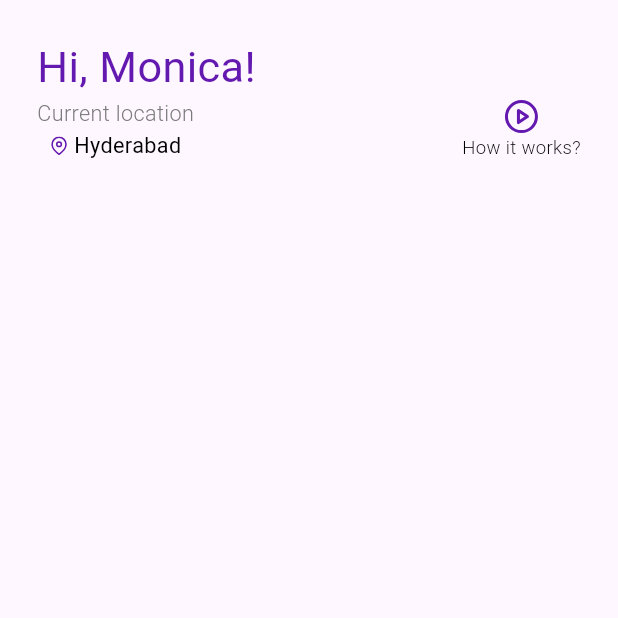
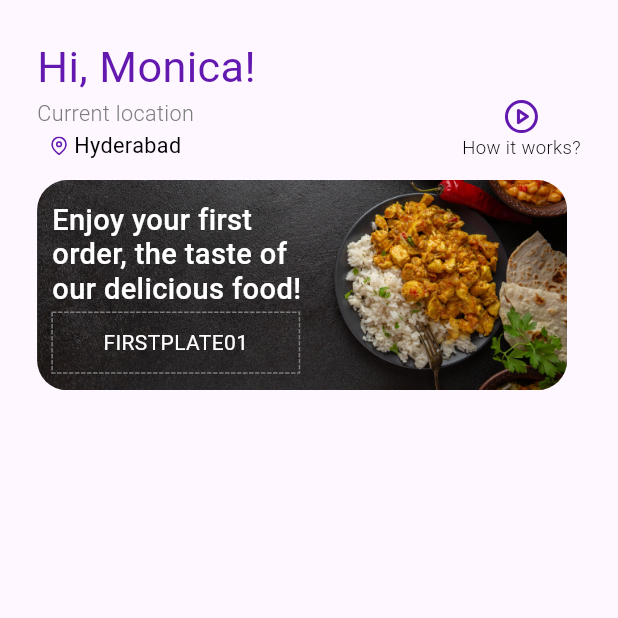
Before and after one commit to Utkarsh4517/craftmyplate-ui, a Flutter app: the HomePage screen opened directly, on a phone screen of 412 x 824 dp, the top half of it. Run offline on Flutter 3.47's test engine with Material 2 defaults, Android fonts, the phone set to English and light mode, and no system bars; drawn by our look-alikes of dotted_border; our stand-ins replace feather_icons, firebase_auth, firebase_core, flutter_svg, shared_preferences, smooth_page_indicator; accounts and stored records are empty; Roboto replaces fonts that are missing (Lexend).

Commit message:
created first listview

```diff
--- a/lib/constants/images.dart
+++ b/lib/constants/images.dart
@@ -5,3 +5,5 @@ const page1svg = "assets/svgs/intro_page1.svg";
 const page2svg = "assets/svgs/intro_page2.svg";
 const page3svg = "assets/svgs/intro_page3.svg";
 const loginPageSvg = "assets/svgs/login_page.svg";
+
+const offer1png = "assets/pngs/offer1.png";
--- a/lib/screens/homepage/homepage.dart
+++ b/lib/screens/homepage/homepage.dart
@@ -1,5 +1,7 @@
 import 'package:craftmyplate/constants/colors.dart';
 import 'package:craftmyplate/constants/constraints.dart';
+import 'package:craftmyplate/constants/images.dart';
+import 'package:craftmyplate/screens/homepage/offer_list_tile.dart';
 import 'package:feather_icons/feather_icons.dart';
 import 'package:flutter/material.dart';
 
@@ -11,6 +13,11 @@ class HomePage extends StatefulWidget {
 }
 
 class _HomePageState extends State<HomePage> {
+  final offerlistTileText = [
+    'Enjoy your first order, the taste of our delicious food!',
+    'Delicious food\nfor happy life'
+  ];
+  final offerListtilePictures = [offer1png, offer1png];
   @override
   Widget build(BuildContext context) {
     return Scaffold(
@@ -101,6 +108,23 @@ class _HomePageState extends State<HomePage> {
                   )
                 ],
               ),
+            ),
+
+            // first horizontal listview
+            SizedBox(
+              height: getScreenWidth(context) * 0.4,
+              child: ListView(
+                scrollDirection: Axis.horizontal,
+                children: const [
+                  OfferListTile(
+                      picture: offer1png,
+                      text:
+                          'Enjoy your first order, the taste of our delicious food!'),
+                  OfferListTile(
+                      picture: offer1png,
+                      text: 'Delicious food\nfor happy life')
+                ],
+              ),
             )
           ],
         ),
--- /dev/null
+++ b/lib/screens/homepage/offer_list_tile.dart
@@ -0,0 +1,72 @@
+import 'package:craftmyplate/constants/colors.dart';
+import 'package:craftmyplate/constants/constraints.dart';
+import 'package:dotted_border/dotted_border.dart';
+import 'package:flutter/material.dart';
+
+class OfferListTile extends StatelessWidget {
+  final String picture;
+  final String text;
+  const OfferListTile({
+    required this.picture,
+    required this.text,
+    super.key,
+  });
+
+  @override
+  Widget build(BuildContext context) {
+    return Container(
+      margin: EdgeInsets.symmetric(
+        horizontal: getScreenWidth(context) * 0.06,
+        vertical: getScreenWidth(context) * 0.03,
+      ),
+      child: ClipRRect(
+        borderRadius: BorderRadius.circular(20),
+        child: Stack(
+          children: [
+            Image.asset(picture),
+            Positioned(
+              top: 15,
+              left: 10,
+              child: Column(
+                crossAxisAlignment: CrossAxisAlignment.start,
+                children: [
+                  SizedBox(
+                    width: getScreenWidth(context) * 0.45,
+                    child: Text(
+                      text,
+                      style: TextStyle(
+                        color: whiteColor,
+                        fontFamily: 'Lexend',
+                        fontSize: getScreenWidth(context) * 0.047,
+                        height: getScreenWidth(context) * 0.0029,
+                        fontWeight: FontWeight.w500,
+                      ),
+                    ),
+                  ),
+                  SizedBox(height: getScreenWidth(context) * 0.01),
+                  DottedBorder(
+                    color: const Color(0xFF7B7B7B),
+                    child: Padding(
+                      padding: EdgeInsets.all(getScreenWidth(context) * 0.02)
+                          .copyWith(
+                        left: getScreenWidth(context) * 0.06,
+                        right: getScreenWidth(context) * 0.06,
+                      ),
+                      child: const Text(
+                        '  FIRSTPLATE01  ',
+                        style: TextStyle(
+                            color: whiteColor,
+                            fontFamily: 'Lexend',
+                            fontWeight: FontWeight.w400),
+                      ),
+                    ),
+                  ),
+                ],
+              ),
+            ),
+          ],
+        ),
+      ),
+    );
+  }
+}
--- a/pubspec.yaml
+++ b/pubspec.yaml
@@ -41,6 +41,7 @@ dependencies:
   animate_do: ^3.0.2
   firebase_core: ^2.14.0
   firebase_auth: ^4.6.3
+  dotted_border: ^2.0.0+3
 dev_dependencies:
   flutter_test:
     sdk: flutter
```
Also changed, not shown: assets/pngs/offer1.png (added), pubspec.lock.
